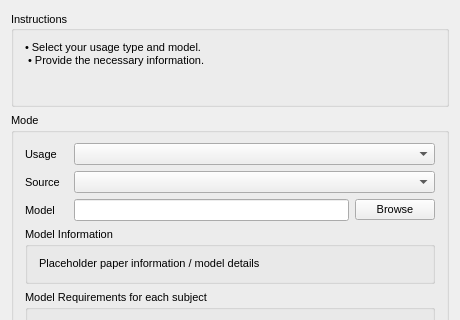
Before: the Qt Designer form Plugins/upenn.cbica.captk.brain.recurrence/src/internal/QmitkCaPTkRecurrenceControls.ui in dboun/CaPTk2.0, drawn with Qt 5; both pictures show x 0 to 460 and y 0 to 320 of the 460 by 906 pixel window.
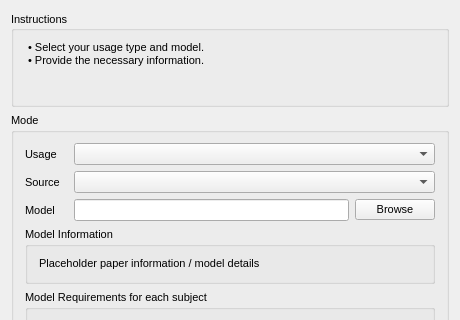
After: the same form once the commit is applied. Custom widgets are drawn as their Qt base class.

What changed in the file:
```diff
--- a/Plugins/upenn.cbica.captk.brain.recurrence/src/internal/QmitkCaPTkRecurrenceControls.ui
+++ b/Plugins/upenn.cbica.captk.brain.recurrence/src/internal/QmitkCaPTkRecurrenceControls.ui
@@ -64,7 +64,7 @@
          </sizepolicy>
         </property>
         <property name="text">
-         <string>• Select your usage type and model.
+         <string> • Select your usage type and model.
  • Provide the necessary information.
 
 </string>
```
